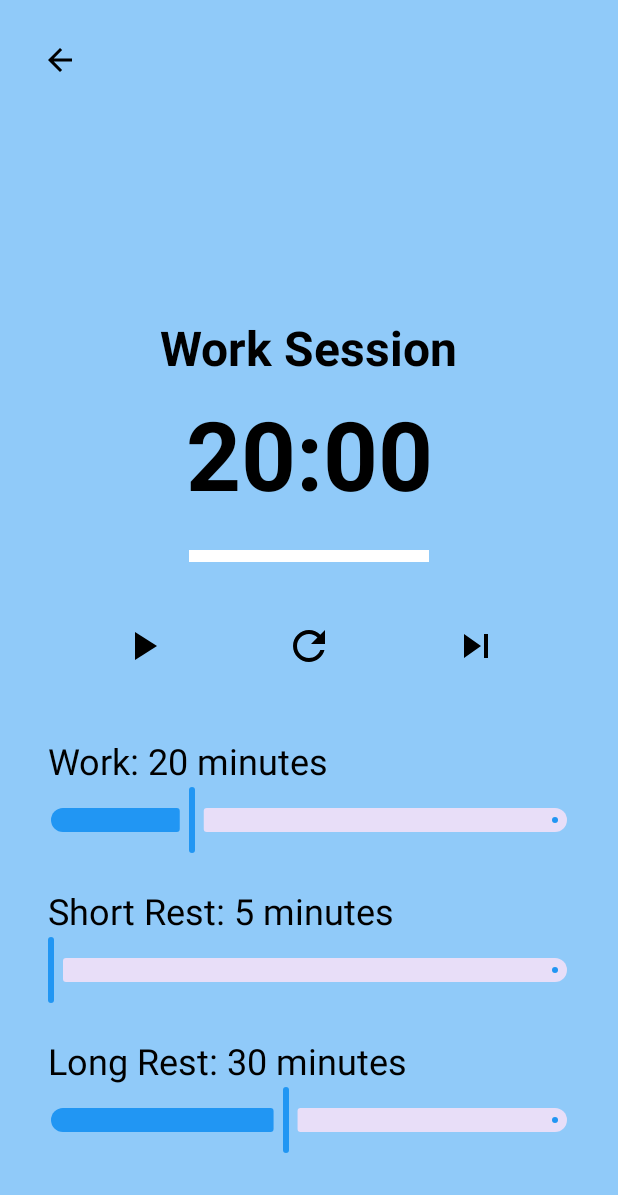
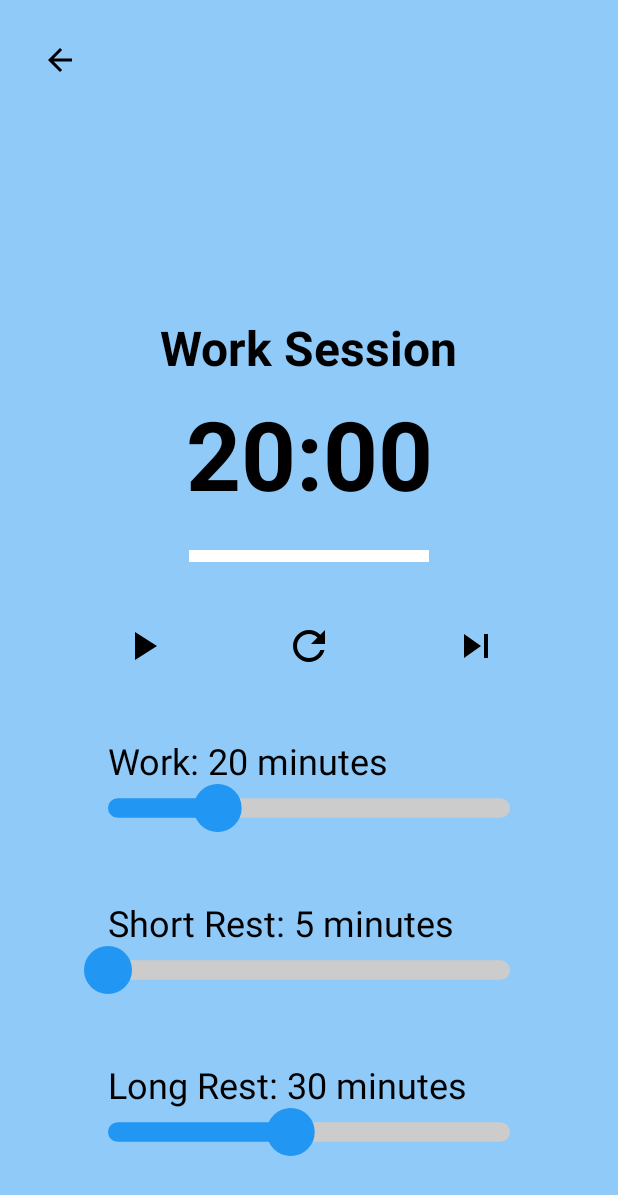
Before and after one commit to pierre-teodoresco/ChillBox, an Android app built with Jetpack Compose: the PomodoroScreen screen opened through its navigation route, on a phone screen of 412 x 824 dp. Shown: the top 1195 px of the screen. Run offline under Robolectric (Android 15) with nearby library versions, the phone set to English and light mode, and no system bars.

Commit message:
add custom slider

```diff
--- a/app/src/main/java/com/example/chillbox/ui/components/CustomSlider.kt
+++ b/app/src/main/java/com/example/chillbox/ui/components/CustomSlider.kt
@@ -1,67 +1,114 @@
 package com.example.chillbox.ui.components
 
 import androidx.compose.foundation.Canvas
-import androidx.compose.foundation.gestures.detectTapGestures
+import androidx.compose.foundation.background
+import androidx.compose.foundation.gestures.detectHorizontalDragGestures
 import androidx.compose.foundation.layout.Box
-import androidx.compose.foundation.layout.fillMaxWidth
-import androidx.compose.foundation.layout.height
+import androidx.compose.material3.MaterialTheme
 import androidx.compose.runtime.Composable
+import androidx.compose.runtime.LaunchedEffect
+import androidx.compose.runtime.mutableFloatStateOf
+import androidx.compose.runtime.mutableIntStateOf
+import androidx.compose.runtime.remember
+import androidx.compose.runtime.mutableStateOf
+import androidx.compose.ui.ExperimentalComposeUiApi
 import androidx.compose.ui.Modifier
 import androidx.compose.ui.geometry.CornerRadius
 import androidx.compose.ui.geometry.Offset
-import androidx.compose.ui.geometry.Size
 import androidx.compose.ui.graphics.Color
 import androidx.compose.ui.input.pointer.pointerInput
+import androidx.compose.ui.input.pointer.pointerInteropFilter
+import androidx.compose.ui.layout.onSizeChanged
+import androidx.compose.ui.unit.Dp
 import androidx.compose.ui.unit.dp
 
+@OptIn(ExperimentalComposeUiApi::class)
 @Composable
 fun CustomSlider(
     value: Float,
     onValueChange: (Float) -> Unit,
-    modifier: Modifier = Modifier
+    valueRange: ClosedFloatingPointRange<Float> = 0f..1f,
+    lineColor: Color = MaterialTheme.colorScheme.primary,
+    thumbColor: Color = MaterialTheme.colorScheme.primary,
+    lineHeight: Dp = 8.dp,
+    thumbRadius: Dp = 12.dp,
+    modifier: Modifier
 ) {
-    Box(modifier = modifier) {
-        Canvas(modifier = Modifier.fillMaxWidth().height(48.dp)) {
-            val trackHeight = 16.dp.toPx() // Increase the track height
-            val thumbRadius = 20.dp.toPx() // Increase the thumb radius
-            val trackWidth = size.width
-            val activeTrackWidth = trackWidth * value
+    val sliderPosition = remember { mutableFloatStateOf(value) }
+    val widthInPx = remember { mutableIntStateOf(0) }
+    val isDragInProgress = remember { mutableStateOf(false) }
 
-            // Draw inactive track
+    // Update the slider position when the external value changes smoothly
+    LaunchedEffect(value) {
+        if (!isDragInProgress.value) {
+            sliderPosition.floatValue = value
+        }
+    }
+
+    Box(
+        modifier = modifier
+            .onSizeChanged {
+                widthInPx.intValue = it.width
+            }
+            .background(Color.Transparent)
+            .pointerInput(Unit) {
+                detectHorizontalDragGestures(
+                    onDragStart = {
+                        isDragInProgress.value = true
+                    },
+                    onDragEnd = {
+                        isDragInProgress.value = false
+                    }
+                ) { _, dragAmount ->
+                    val newValue = (sliderPosition.floatValue + dragAmount / widthInPx.intValue * (valueRange.endInclusive - valueRange.start))
+                        .coerceIn(valueRange.start, valueRange.endInclusive)
+                    sliderPosition.floatValue = newValue
+                    onValueChange(newValue)
+                }
+            }
+            .pointerInteropFilter { event ->
+                if (event.action == android.view.MotionEvent.ACTION_DOWN || event.action == android.view.MotionEvent.ACTION_MOVE) {
+                    val touchX = event.x.coerceIn(0f, widthInPx.intValue.toFloat())
+                    val newValue = (touchX / widthInPx.intValue) * (valueRange.endInclusive - valueRange.start) + valueRange.start
+                    sliderPosition.floatValue = newValue
+                    onValueChange(newValue)
+                    true
+                } else {
+                    false
+                }
+            }
+    ) {
+        Canvas(modifier = Modifier.matchParentSize()) {
+            val thumbCenterOffset = ((sliderPosition.floatValue - valueRange.start) / (valueRange.endInclusive - valueRange.start)) * size.width
+
+            // Draw filled part of the slider line
+            drawRoundRect(
+                color = lineColor,
+                topLeft = Offset(0f, (size.height - lineHeight.toPx()) / 2),
+                size = androidx.compose.ui.geometry.Size(
+                    width = thumbCenterOffset,
+                    height = lineHeight.toPx()
+                ),
+                cornerRadius = CornerRadius(lineHeight.toPx() / 2, lineHeight.toPx() / 2)
+            )
+
+            // Draw unfilled part of the slider line
             drawRoundRect(
                 color = Color.LightGray,
-                topLeft = Offset(0f, (size.height - trackHeight) / 2),
-                size = Size(trackWidth, trackHeight),
-                cornerRadius = CornerRadius(trackHeight / 2, trackHeight / 2)
+                topLeft = Offset(thumbCenterOffset, (size.height - lineHeight.toPx()) / 2),
+                size = androidx.compose.ui.geometry.Size(
+                    width = size.width - thumbCenterOffset,
+                    height = lineHeight.toPx()
+                ),
+                cornerRadius = CornerRadius(lineHeight.toPx() / 2, lineHeight.toPx() / 2)
             )
 
-            // Draw active track
-            drawRoundRect(
-                color = Color(0xFF66BB6A),
-                topLeft = Offset(0f, (size.height - trackHeight) / 2),
-                size = Size(activeTrackWidth, trackHeight),
-                cornerRadius = CornerRadius(trackHeight / 2, trackHeight / 2)
-            )
-
-            // Draw thumb
+            // Draw thumb circle
             drawCircle(
-                color = Color.Gray,
-                radius = thumbRadius,
-                center = Offset(activeTrackWidth, size.height / 2)
+                color = thumbColor,
+                radius = thumbRadius.toPx(),
+                center = Offset(thumbCenterOffset, size.height / 2)
             )
         }
-
-        // Handle touch events to update the slider value
-        Box(
-            modifier = Modifier
-                .fillMaxWidth()
-                .height(48.dp)
-                .pointerInput(Unit) {
-                    detectTapGestures { offset ->
-                        val newValue = offset.x / size.width
-                        onValueChange(newValue)
-                    }
-                }
-        )
     }
 }
--- a/app/src/main/java/com/example/chillbox/ui/pomodoro/PomodoroScreen.kt
+++ b/app/src/main/java/com/example/chillbox/ui/pomodoro/PomodoroScreen.kt
@@ -15,7 +15,6 @@ import androidx.compose.foundation.layout.width
 import androidx.compose.material3.Icon
 import androidx.compose.material3.IconButton
 import androidx.compose.material3.MaterialTheme
-import androidx.compose.material3.Slider
 import androidx.compose.material3.Text
 import androidx.compose.runtime.Composable
 import androidx.compose.runtime.collectAsState
@@ -32,6 +31,7 @@ import androidx.lifecycle.viewmodel.compose.viewModel
 import androidx.navigation.NavController
 import com.example.chillbox.R
 import com.example.chillbox.ui.components.BackButton
+import com.example.chillbox.ui.components.CustomSlider
 
 @Composable
 fun PomodoroScreen(
@@ -177,7 +177,7 @@ fun PomodoroScreen(
                 scaleFactor = scaleFactor
             )
 
-            Spacer(modifier = Modifier.height((24 * scaleFactor).dp))
+            Spacer(modifier = Modifier.height((48 * scaleFactor).dp))
 
             // Short Rest Session Length
             SessionLengthSlider(
@@ -187,7 +187,7 @@ fun PomodoroScreen(
                 scaleFactor = scaleFactor
             )
 
-            Spacer(modifier = Modifier.height((24 * scaleFactor).dp))
+            Spacer(modifier = Modifier.height((48 * scaleFactor).dp))
 
             // Long Rest Session Length
             SessionLengthSlider(
@@ -212,10 +212,16 @@ fun SessionLengthSlider(
         style = MaterialTheme.typography.bodyMedium.copy(fontSize = (24 * scaleFactor).sp),
         modifier = Modifier.padding(horizontal = (16 * scaleFactor).dp)
     )
-    Slider(
+    CustomSlider(
         value = length.toFloat(),
-        onValueChange = onValueChange,
+        onValueChange = { it: Float -> onValueChange(it)},
         valueRange = 5f..60f,
-        modifier = Modifier.padding(horizontal = (16 * scaleFactor).dp)
+        lineColor = MaterialTheme.colorScheme.primary,
+        thumbColor = MaterialTheme.colorScheme.primary,
+        thumbRadius = (16 * scaleFactor).dp,
+        lineHeight = (13 * scaleFactor).dp,
+        modifier = Modifier
+            .width((300 * scaleFactor).dp)
+            .padding((16 * scaleFactor).dp)
     )
 }
```
Also changed, not shown: app/src/main/java/com/example/chillbox/ui/colorpicker/ColorPickerScreen.kt (+9 -2 lines), app/src/main/java/com/example/chillbox/ui/lofiradio/LofiRadioScreen.kt (+12 -3 lines).
